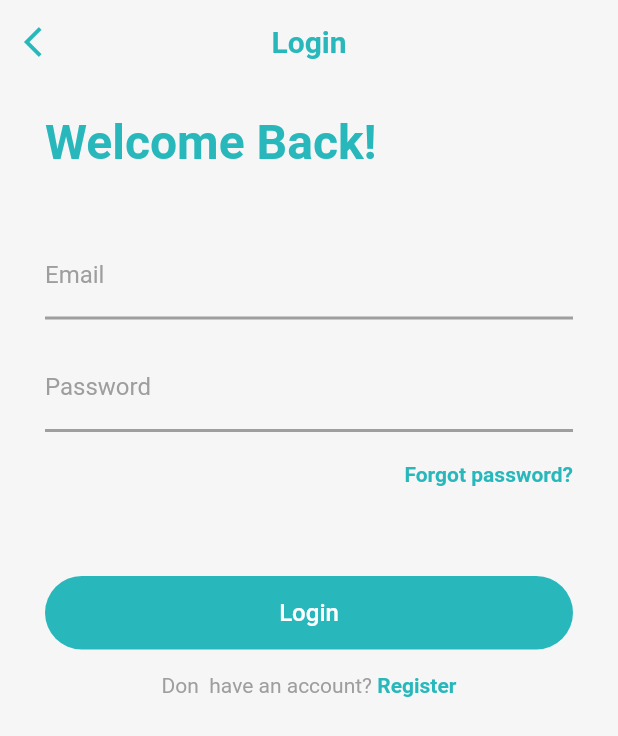
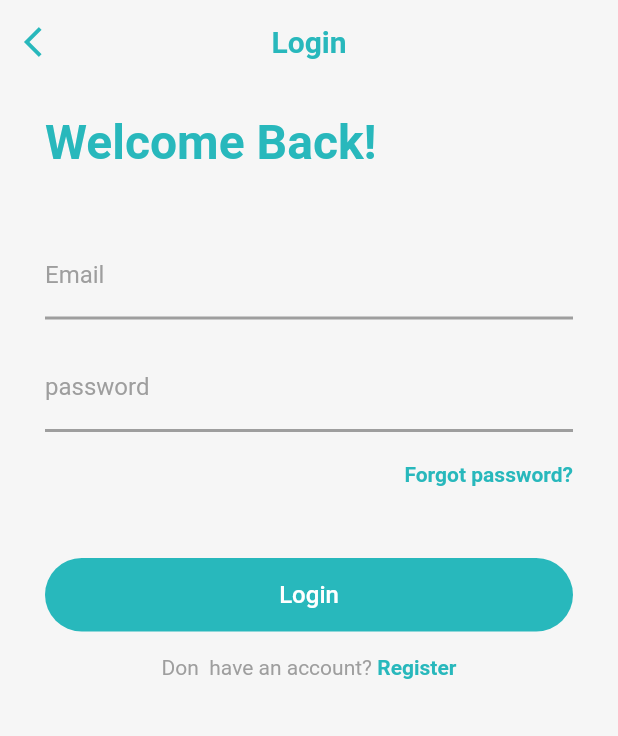
Before and after one commit to sameelll/sushi-app, a Flutter app: the LoginScreen screen opened directly, on a phone screen of 412 x 824 dp. Shown: the top 736 px of the screen. Run offline on Flutter 3.47's test engine with Material 2 defaults, Android fonts, the phone set to English and light mode, and no system bars; our stand-ins replace firebase_auth, firebase_core, get; accounts and stored records are empty.

Commit message:
Login and sign out handled

```diff
--- a/lib/auth/auth_service.dart
+++ b/lib/auth/auth_service.dart
@@ -1,5 +1,6 @@
 import 'package:firebase_auth/firebase_auth.dart';
 import 'package:get/get.dart';
+import 'package:sushi_app/screens/home_screen.dart';
 
 class AuthService {
   final FirebaseAuth _firebaseAuth;
@@ -8,15 +9,18 @@ class AuthService {
 
   Stream<User?> get authStateChanges => _firebaseAuth.authStateChanges();
 
-  Future<String?> signIn(
-      {required String email, required String password}) async {
+  Future<void> signOut() async {
+    await _firebaseAuth.signOut();
+  }
+
+  Future<void> signIn({required String email, required String password}) async {
     try {
       await _firebaseAuth.signInWithEmailAndPassword(
           email: email, password: password);
-      return 'Signed In';
+
+      return Get.to(() => const HomeScreen());
     } on FirebaseAuthException catch (e) {
       Get.snackbar('Error', e.message.toString());
-      return e.message;
     }
   }
 
--- a/lib/screens/home_screen.dart
+++ b/lib/screens/home_screen.dart
@@ -1,4 +1,7 @@
 import 'package:flutter/material.dart';
+import 'package:get/get.dart';
+import 'package:sushi_app/auth/auth_service.dart';
+import 'package:provider/provider.dart';
 
 class HomeScreen extends StatefulWidget {
   const HomeScreen({Key? key}) : super(key: key);
@@ -10,8 +13,22 @@ class HomeScreen extends StatefulWidget {
 class _HomeScreenState extends State<HomeScreen> {
   @override
   Widget build(BuildContext context) {
-    return const Scaffold(
-      body: Text('Home Page'),
+    return Scaffold(
+      body: Center(
+        child: Column(
+          mainAxisAlignment: MainAxisAlignment.center,
+          children: [
+            const Text('Home Page'),
+            ElevatedButton(
+              onPressed: () {
+                context.read<AuthService>().signOut();
+                Get.back();
+              },
+              child: const Text('Sign Out'),
+            )
+          ],
+        ),
+      ),
     );
   }
 }
--- a/lib/screens/login_screen.dart
+++ b/lib/screens/login_screen.dart
@@ -1,9 +1,9 @@
 import 'package:flutter/gestures.dart';
 import 'package:flutter/material.dart';
 import 'package:get/get.dart';
+import 'package:sushi_app/auth/auth_service.dart';
 import 'package:sushi_app/screens/starter_screen.dart';
-import 'package:sushi_app/screens/widgets/login_button.dart';
-import 'package:sushi_app/screens/widgets/login_form.dart';
+import 'package:provider/provider.dart';
 
 class LoginScreen extends StatelessWidget {
   LoginScreen({Key? key}) : super(key: key);
@@ -45,9 +45,66 @@ class LoginScreen extends StatelessWidget {
                   fontWeight: FontWeight.bold),
             ),
           ),
-          LoginForm(
-            emailController: _emailController,
-            passwordController: _passwordController,
+          Container(
+            padding: const EdgeInsets.symmetric(horizontal: 30, vertical: 20),
+            child: Column(
+              children: <Widget>[
+                TextField(
+                  controller: _emailController,
+                  decoration: const InputDecoration(
+                    labelText: 'Email',
+                    labelStyle: TextStyle(color: Colors.grey),
+                    border: UnderlineInputBorder(
+                      borderSide: BorderSide(
+                        color: Color(0xff28b8bc),
+                        width: 2,
+                      ),
+                    ),
+                    focusedBorder: UnderlineInputBorder(
+                      borderSide: BorderSide(
+                        color: Color(0xff28b8bc),
+                        width: 2,
+                      ),
+                    ),
+                    enabledBorder: UnderlineInputBorder(
+                      borderSide: BorderSide(
+                        color: Colors.grey,
+                        width: 2,
+                      ),
+                    ),
+                  ),
+                ),
+                const SizedBox(
+                  height: 16,
+                ),
+                TextField(
+                  controller: _passwordController,
+                  obscureText: true,
+                  decoration: const InputDecoration(
+                    labelText: 'password',
+                    labelStyle: TextStyle(color: Colors.grey),
+                    border: UnderlineInputBorder(
+                      borderSide: BorderSide(
+                        color: Color(0xff28b8bc),
+                        width: 2,
+                      ),
+                    ),
+                    focusedBorder: UnderlineInputBorder(
+                      borderSide: BorderSide(
+                        color: Color(0xff28b8bc),
+                        width: 2,
+                      ),
+                    ),
+                    enabledBorder: UnderlineInputBorder(
+                      borderSide: BorderSide(
+                        color: Colors.grey,
+                        width: 2,
+                      ),
+                    ),
+                  ),
+                )
+              ],
+            ),
           ),
           Container(
             padding: const EdgeInsets.symmetric(horizontal: 30),
@@ -59,11 +116,42 @@ class LoginScreen extends StatelessWidget {
             ),
           ),
           const SizedBox(
-            height: 60,
+            height: 48,
           ),
-          LoginButton(
-            email: _emailController.text,
-            password: _passwordController.text,
+          Container(
+            width: double.infinity,
+            padding: const EdgeInsets.symmetric(horizontal: 30),
+            child: DecoratedBox(
+              decoration: BoxDecoration(
+                borderRadius: BorderRadius.circular(36),
+                color: const Color(0xff28b8bc),
+              ),
+              child: ElevatedButton(
+                style: ButtonStyle(
+                    elevation: MaterialStateProperty.all(0),
+                    alignment: Alignment.center,
+                    padding: MaterialStateProperty.all(
+                        const EdgeInsets.only(top: 15, bottom: 15)),
+                    backgroundColor:
+                        MaterialStateProperty.all(Colors.transparent),
+                    shape: MaterialStateProperty.all(
+                      RoundedRectangleBorder(
+                          borderRadius: BorderRadius.circular(25)),
+                    )),
+                onPressed: () {
+                  context.read<AuthService>().signIn(
+                      email: _emailController.text,
+                      password: _passwordController.text);
+                },
+                child: const Text(
+                  "Login",
+                  style: TextStyle(
+                    color: Colors.white,
+                    fontSize: 16,
+                  ),
+                ),
+              ),
+            ),
           ),
           Container(
             alignment: Alignment.center,
--- a/lib/screens/widgets/input_text_field.dart
+++ /dev/null
@@ -1,45 +0,0 @@
-import 'package:flutter/material.dart';
-
-class InputTextField extends StatelessWidget {
-  const InputTextField(
-      {Key? key,
-      required this.controller,
-      required this.label,
-      this.password = false})
-      : super(key: key);
-
-  final String label;
-  final bool password;
-
-  final TextEditingController controller;
-
-  @override
-  Widget build(BuildContext context) {
-    return TextField(
-      controller: controller,
-      obscureText: password,
-      decoration: InputDecoration(
-        labelText: label,
-        labelStyle: const TextStyle(color: Colors.grey),
-        border: const UnderlineInputBorder(
-          borderSide: BorderSide(
-            color: Color(0xff28b8bc),
-            width: 2,
-          ),
-        ),
-        focusedBorder: const UnderlineInputBorder(
-          borderSide: BorderSide(
-            color: Color(0xff28b8bc),
-            width: 2,
-          ),
-        ),
-        enabledBorder: const UnderlineInputBorder(
-          borderSide: BorderSide(
-            color: Colors.grey,
-            width: 2,
-          ),
-        ),
-      ),
-    );
-  }
-}
--- a/lib/screens/widgets/login_button.dart
+++ /dev/null
@@ -1,51 +0,0 @@
-import 'package:flutter/material.dart';
-import 'package:provider/provider.dart';
-import 'package:sushi_app/auth/auth_service.dart';
-
-class LoginButton extends StatelessWidget {
-  final String email;
-  final String password;
-
-  const LoginButton({
-    Key? key,
-    required this.email,
-    required this.password,
-  }) : super(key: key);
-
-  @override
-  Widget build(BuildContext context) {
-    return Container(
-      width: double.infinity,
-      padding: const EdgeInsets.symmetric(horizontal: 30),
-      child: DecoratedBox(
-        decoration: BoxDecoration(
-          borderRadius: BorderRadius.circular(36),
-          color: const Color(0xff28b8bc),
-        ),
-        child: ElevatedButton(
-          style: ButtonStyle(
-              elevation: MaterialStateProperty.all(0),
-              alignment: Alignment.center,
-              padding: MaterialStateProperty.all(
-                  const EdgeInsets.only(top: 15, bottom: 15)),
-              backgroundColor: MaterialStateProperty.all(Colors.transparent),
-              shape: MaterialStateProperty.all(
-                RoundedRectangleBorder(borderRadius: BorderRadius.circular(25)),
-              )),
-          onPressed: () {
-            context
-                .read<AuthService>()
-                .signIn(email: email, password: password);
-          },
-          child: const Text(
-            "Login",
-            style: TextStyle(
-              color: Colors.white,
-              fontSize: 16,
-            ),
-          ),
-        ),
-      ),
-    );
-  }
-}
--- a/lib/screens/widgets/login_form.dart
+++ /dev/null
@@ -1,37 +0,0 @@
-import 'package:flutter/material.dart';
-import 'package:sushi_app/screens/widgets/input_text_field.dart';
-
-class LoginForm extends StatelessWidget {
-  const LoginForm({
-    required this.emailController,
-    required this.passwordController,
-    Key? key,
-  }) : super(key: key);
-
-  final TextEditingController emailController;
-  final TextEditingController passwordController;
-
-  @override
-  Widget build(BuildContext context) {
-    return Container(
-      padding: const EdgeInsets.symmetric(horizontal: 30, vertical: 20),
-      child: Column(
-        children: <Widget>[
-          InputTextField(
-            controller: emailController,
-            label: 'Email',
-
-          ),
-          const SizedBox(
-            height: 16,
-          ),
-          InputTextField(
-            controller: passwordController,
-            password: true,
-            label: 'Password',
-          ),
-        ],
-      ),
-    );
-  }
-}
```
Also changed, not shown: 1 other file.
